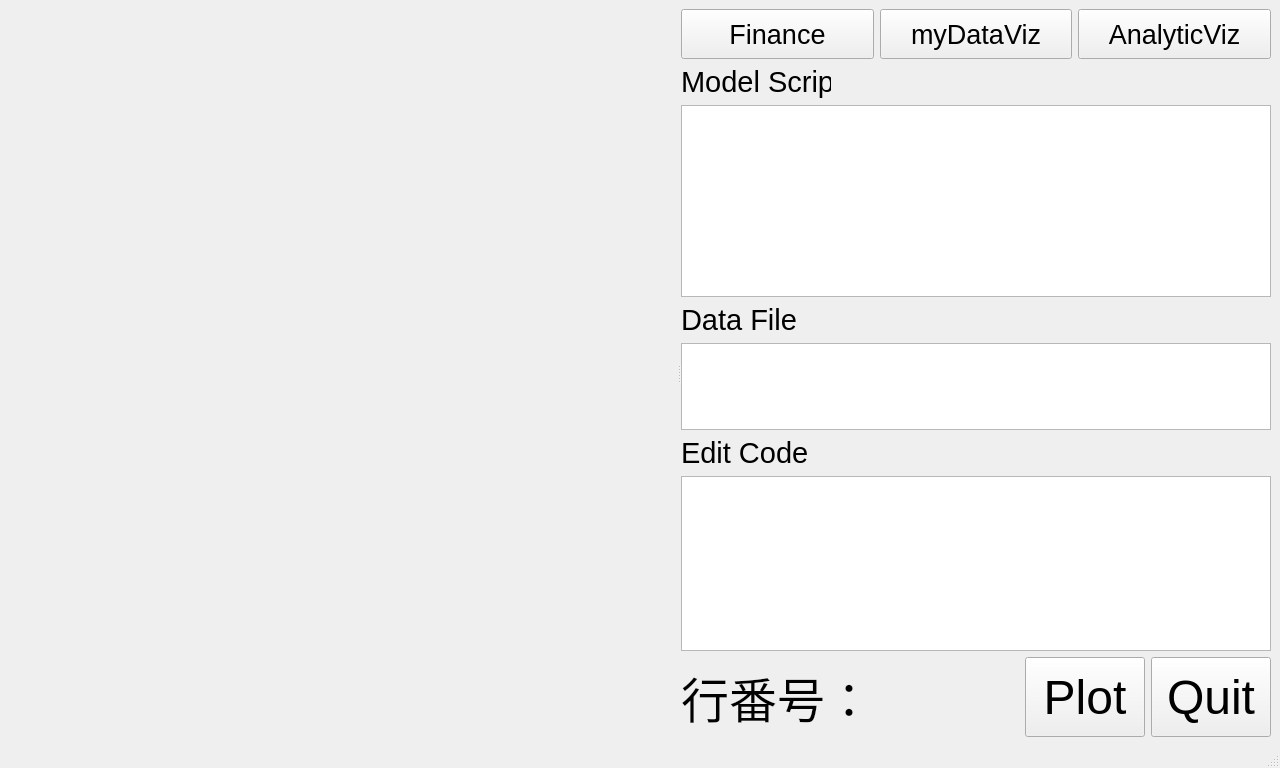
The window that backtest/samples/20231006_awesome_graaph_class/dataviz_ui.ui (mashi727/mokumoku-kai) describes before a commit, drawn with Qt 5.
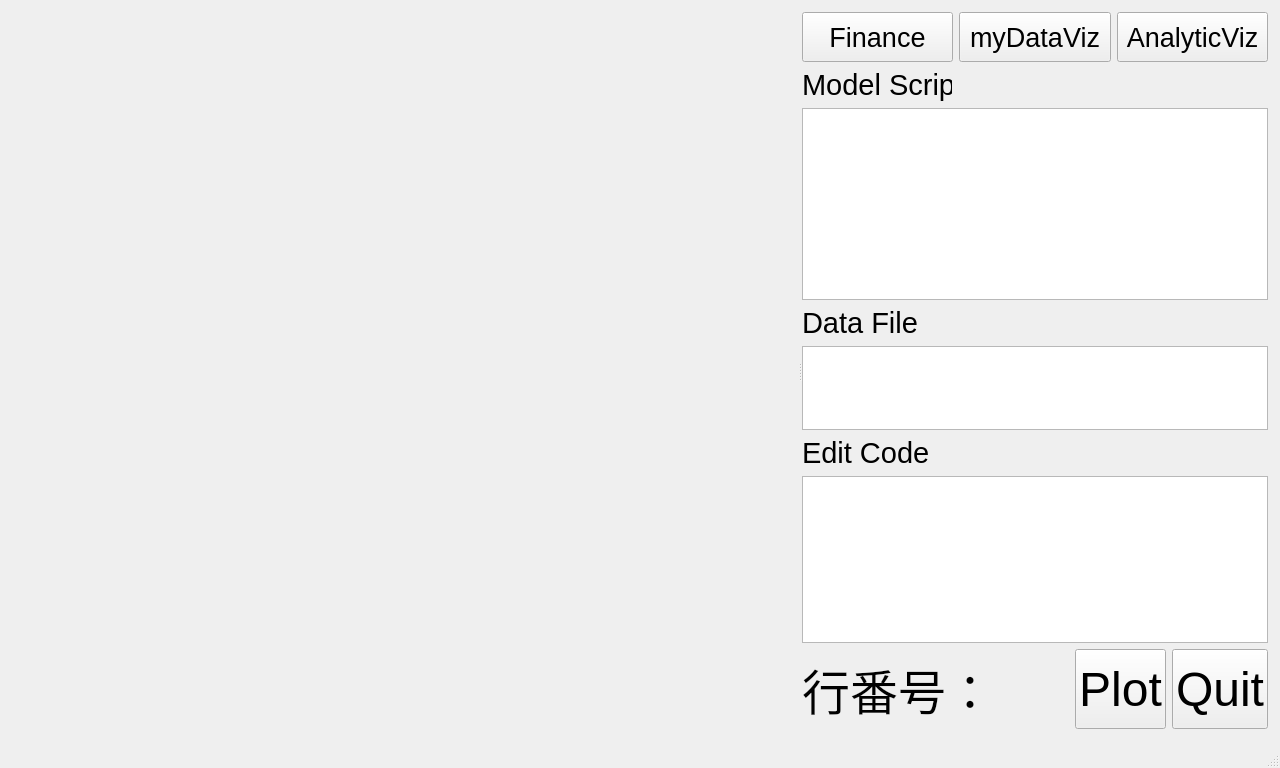
The same window after the commit.

The edit to the form file:
```diff
--- a/backtest/samples/20231006_awesome_graaph_class/dataviz_ui.ui
+++ b/backtest/samples/20231006_awesome_graaph_class/dataviz_ui.ui
@@ -20,9 +20,15 @@
    <string>MainWindow</string>
   </property>
   <widget class="QWidget" name="centralwidget">
-   <layout class="QGridLayout" name="gridLayout">
-    <item row="0" column="0">
      <widget class="QSplitter" name="splitter">
+    <property name="geometry">
+     <rect>
+      <x>12</x>
+      <y>12</y>
+      <width>1256</width>
+      <height>717</height>
+     </rect>
+    </property>
       <property name="sizePolicy">
        <sizepolicy hsizetype="MinimumExpanding" vsizetype="Preferred">
         <horstretch>0</horstretch>
@@ -66,7 +72,7 @@
             </property>
             <property name="minimumSize">
              <size>
-              <width>80</width>
+            <width>40</width>
               <height>50</height>
              </size>
             </property>
@@ -105,7 +111,7 @@
             </property>
             <property name="minimumSize">
              <size>
-              <width>80</width>
+            <width>40</width>
               <height>50</height>
              </size>
             </property>
@@ -144,7 +150,7 @@
             </property>
             <property name="minimumSize">
              <size>
-              <width>80</width>
+            <width>40</width>
               <height>50</height>
              </size>
             </property>
@@ -204,7 +210,7 @@
           </property>
           <property name="minimumSize">
            <size>
-            <width>300</width>
+          <width>200</width>
             <height>0</height>
            </size>
           </property>
@@ -263,7 +269,7 @@
           </property>
           <property name="minimumSize">
            <size>
-            <width>300</width>
+          <width>200</width>
             <height>0</height>
            </size>
           </property>
@@ -330,7 +336,7 @@
           </property>
           <property name="minimumSize">
            <size>
-            <width>300</width>
+          <width>200</width>
             <height>0</height>
            </size>
           </property>
@@ -391,7 +397,7 @@
             </property>
             <property name="minimumSize">
              <size>
-              <width>100</width>
+            <width>10</width>
               <height>0</height>
              </size>
             </property>
@@ -443,7 +449,7 @@
             </property>
             <property name="minimumSize">
              <size>
-              <width>120</width>
+            <width>50</width>
               <height>80</height>
              </size>
             </property>
@@ -474,7 +480,7 @@
             </property>
             <property name="minimumSize">
              <size>
-              <width>120</width>
+            <width>50</width>
               <height>80</height>
              </size>
             </property>
@@ -503,8 +509,6 @@
        </layout>
       </widget>
      </widget>
-    </item>
-   </layout>
   </widget>
   <widget class="QStatusBar" name="statusbar"/>
  </widget>
```
Lines whose indentation alone changed are shown as unchanged.
